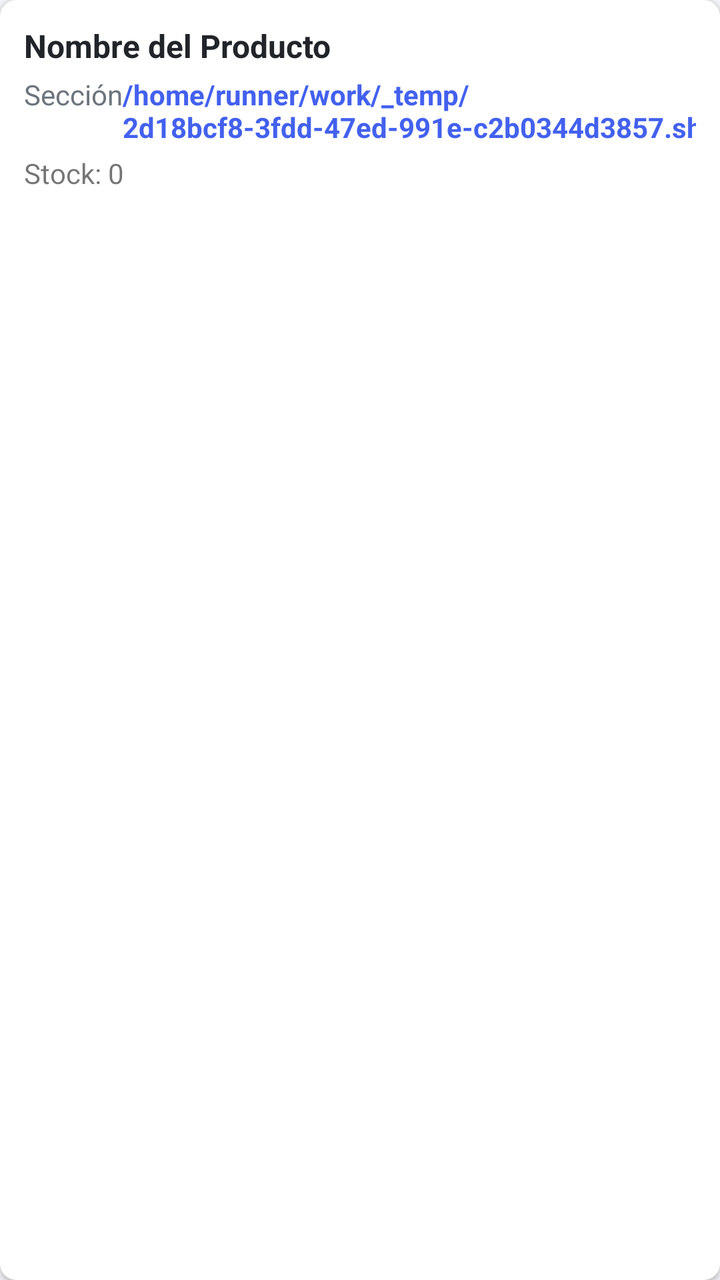
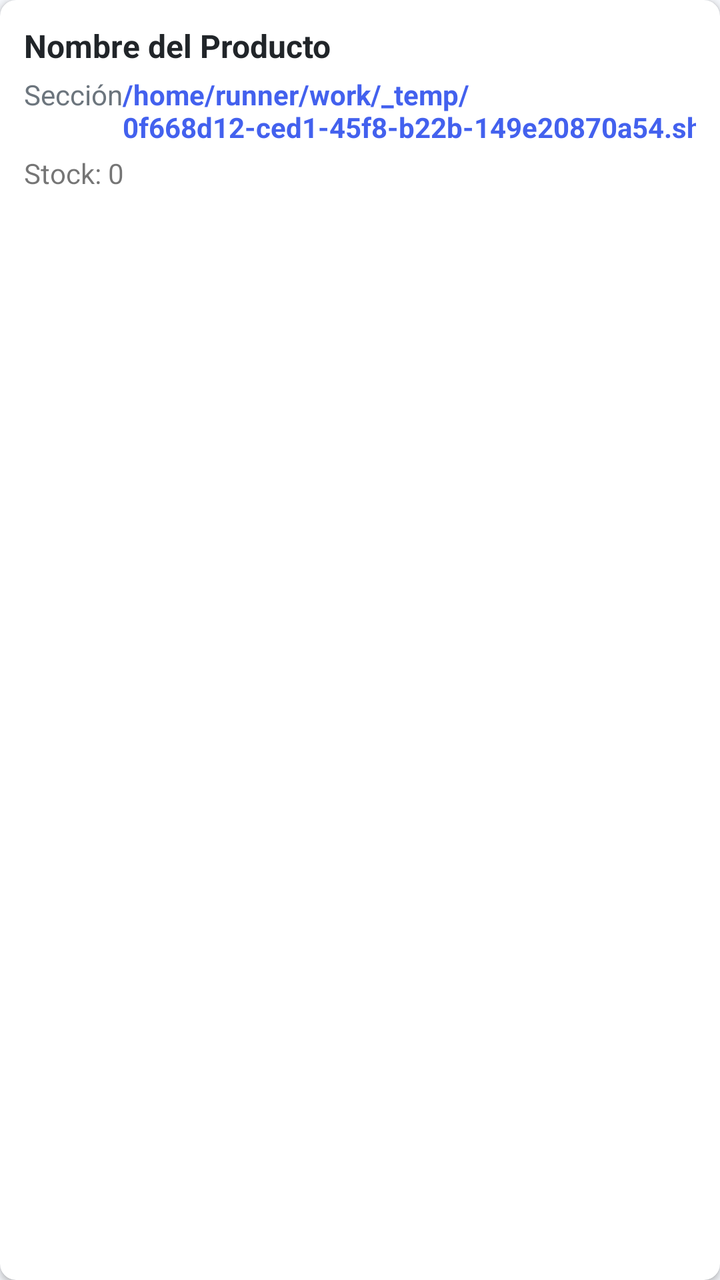

Before-and-after screenshots of an Android layout around one commit, followed by the original layout XML and the change that was made.
<!-- AndroidManifest.xml: application theme Theme.OmniVentas -->
<!-- res/layout/item_producto.xml -->
<?xml version="1.0" encoding="utf-8"?>
<androidx.cardview.widget.CardView xmlns:android="http://schemas.android.com/apk/res/android"
    xmlns:app="http://schemas.android.com/apk/res-auto"
    android:layout_width="match_parent"
    android:layout_height="wrap_content"
    android:layout_marginBottom="8dp"
    app:cardCornerRadius="8dp"
    app:cardElevation="2dp">
    <LinearLayout
        android:layout_width="match_parent"
        android:layout_height="wrap_content"
        android:orientation="vertical"
        android:padding="12dp">
        <TextView
            android:id="@+id/tv_nombre"
            android:layout_width="match_parent"
            android:layout_height="wrap_content"
            android:text="Nombre del Producto"
            android:textSize="16sp"
            android:textStyle="bold"
            android:textColor="@color/dark" />
        <LinearLayout
            android:layout_width="match_parent"
            android:layout_height="wrap_content"
            android:orientation="horizontal"
            android:layout_marginTop="4dp">
            <TextView
                android:id="@+id/tv_seccion"
                android:layout_width="0dp"
                android:layout_height="wrap_content"
                android:layout_weight="1"
                android:text="Sección"
                android:textSize="14sp"
                android:textColor="@color/gray" />
            <TextView
                android:id="@+id/tv_precio"
                android:layout_width="wrap_content"
                android:layout_height="wrap_content"
                android:text="/home/runner/work/_temp/2d18bcf8-3fdd-47ed-991e-c2b0344d3857.sh.00"
                android:textSize="14sp"
                android:textColor="@color/primary"
                android:textStyle="bold" />
        </LinearLayout>
        <TextView
            android:id="@+id/tv_stock"
            android:layout_width="wrap_content"
            android:layout_height="wrap_content"
            android:text="Stock: 0"
            android:textSize="14sp"
            android:layout_marginTop="4dp" />
    </LinearLayout>
</androidx.cardview.widget.CardView>
<!-- resources referenced by this layout -->
<resources>
  <color name="dark">#212529</color>
  <color name="gray">#6C757D</color>
  <color name="primary">#4361EE</color>
  <style name="Theme.OmniVentas" parent="Theme.MaterialComponents.DayNight.NoActionBar">
          <item name="colorPrimary">@color/primary</item>
          <item name="colorPrimaryVariant">@color/primary_dark</item>
          <item name="colorOnPrimary">@color/white</item>
          <item name="colorSecondary">@color/secondary</item>
          <item name="colorOnSecondary">@color/white</item>
          <item name="android:statusBarColor">@color/primary</item>
          <item name="android:windowBackground">@color/light_gray</item>
      </style>
  <color name="primary_dark">#3A56D4</color>
  <color name="white">#FFFFFF</color>
  <color name="secondary">#3F37C9</color>
  <color name="light_gray">#F5F7FB</color>
</resources>

<!-- the commit's change to res/layout/item_producto.xml (unified diff, before → after) -->
@@ -36,7 +36,7 @@
                 android:id="@+id/tv_precio"
                 android:layout_width="wrap_content"
                 android:layout_height="wrap_content"
-                android:text="/home/runner/work/_temp/2d18bcf8-3fdd-47ed-991e-c2b0344d3857.sh.00"
+                android:text="/home/runner/work/_temp/0f668d12-ced1-45f8-b22b-149e20870a54.sh.00"
                 android:textSize="14sp"
                 android:textColor="@color/primary"
                 android:textStyle="bold" />
